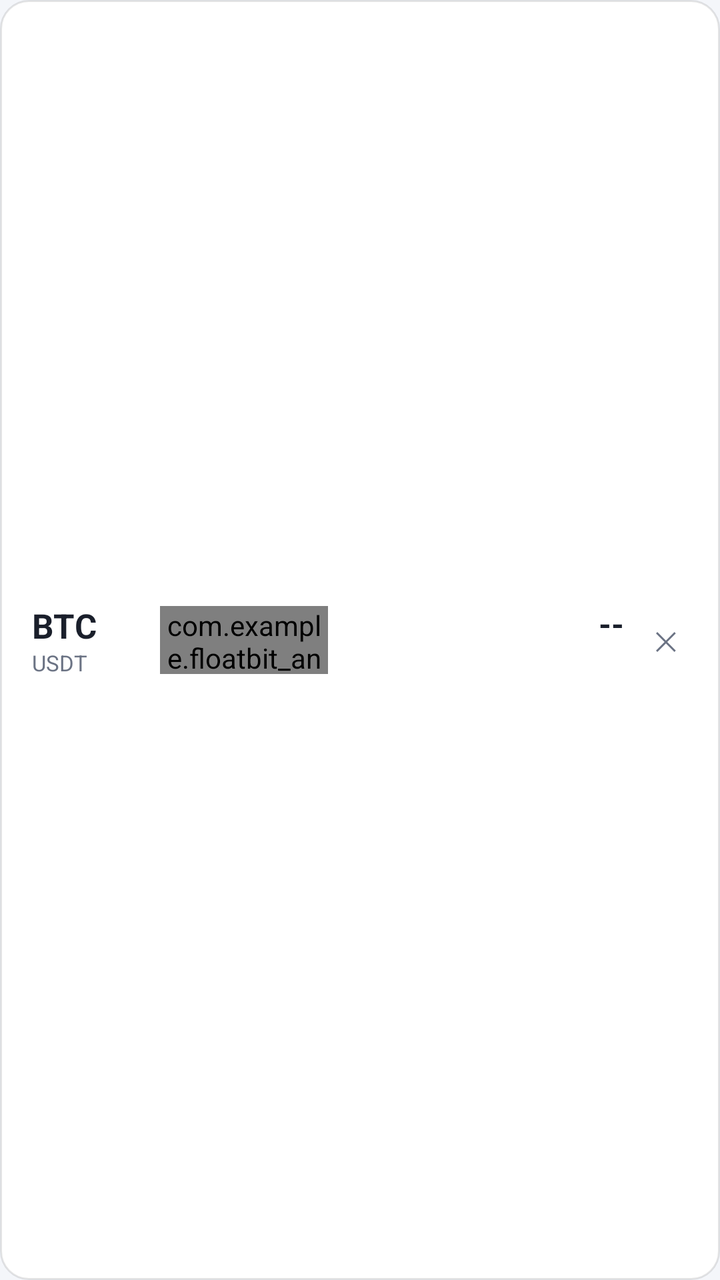
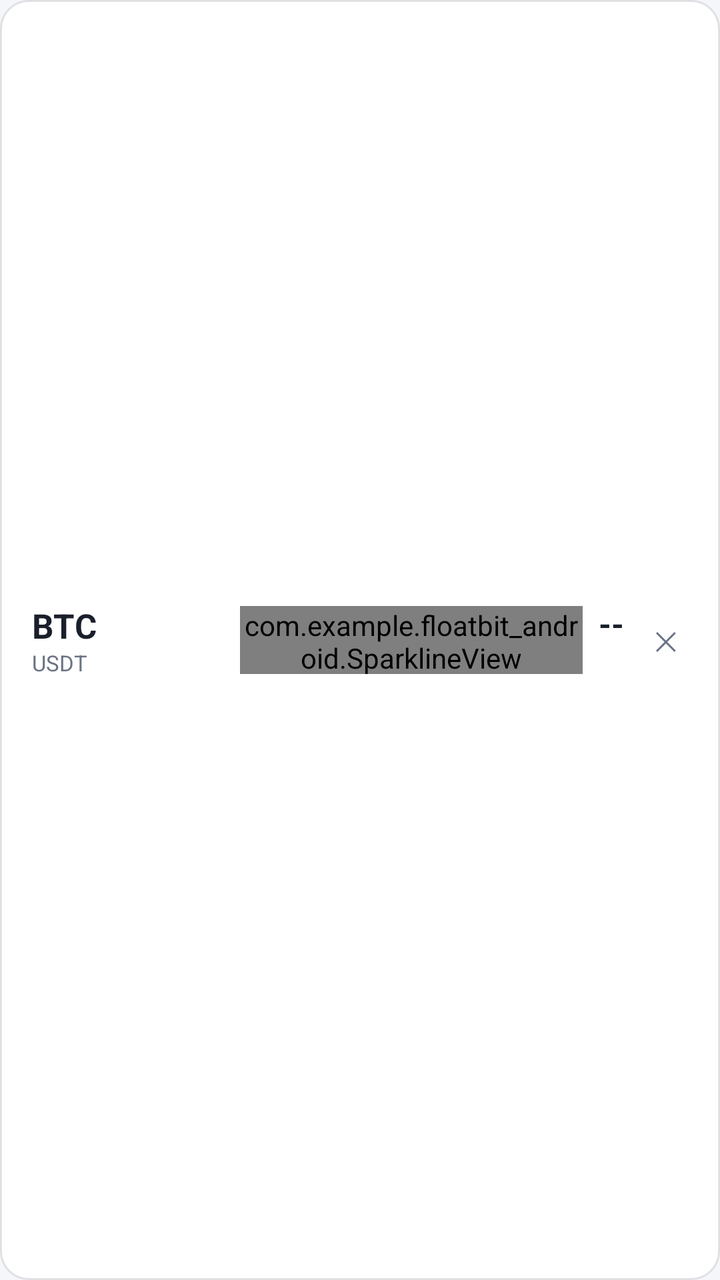

Before-and-after screenshots of an Android layout around one commit, followed by the original layout XML and the change that was made.
<!-- AndroidManifest.xml: application theme Theme.FloatBit_Android -->
<!-- res/layout/item_ticker.xml -->
<?xml version="1.0" encoding="utf-8"?>
<LinearLayout xmlns:android="http://schemas.android.com/apk/res/android"
    android:layout_width="match_parent"
    android:layout_height="wrap_content"
    android:orientation="horizontal"
    android:gravity="center_vertical"
    android:background="@drawable/bg_card"
    android:layout_marginTop="8dp"
    android:paddingStart="16dp"
    android:paddingEnd="12dp"
    android:paddingTop="14dp"
    android:paddingBottom="14dp">

    
    <LinearLayout
        android:layout_width="56dp"
        android:layout_height="wrap_content"
        android:orientation="vertical">

        <TextView
            android:id="@+id/tv_coin"
            android:layout_width="wrap_content"
            android:layout_height="wrap_content"
            android:text="BTC"
            android:textColor="@color/text_main"
            android:textSize="17sp"
            android:textStyle="bold" />

        <TextView
            android:id="@+id/tv_pair"
            android:layout_width="wrap_content"
            android:layout_height="wrap_content"
            android:text="USDT"
            android:textColor="@color/text_dim"
            android:textSize="11sp" />
    </LinearLayout>

    
    <com.example.floatbit_android.SparklineView
        android:id="@+id/spark"
        android:layout_width="84dp"
        android:layout_height="34dp"
        android:layout_marginStart="8dp"
        android:layout_marginEnd="8dp" />

    
    <LinearLayout
        android:layout_width="0dp"
        android:layout_height="wrap_content"
        android:layout_weight="1"
        android:orientation="vertical"
        android:gravity="end">

        <TextView
            android:id="@+id/tv_price"
            android:layout_width="wrap_content"
            android:layout_height="wrap_content"
            android:text="--"
            android:textColor="@color/text_main"
            android:textSize="16sp"
            android:maxLines="1"
            android:textStyle="bold" />

        <TextView
            android:id="@+id/tv_change"
            android:layout_width="wrap_content"
            android:layout_height="wrap_content"
            android:text=""
            android:maxLines="1"
            android:textSize="12sp" />
    </LinearLayout>

    
    <TextView
        android:id="@+id/btn_remove"
        android:layout_width="30dp"
        android:layout_height="30dp"
        android:layout_marginStart="6dp"
        android:gravity="center"
        android:text="✕"
        android:textColor="@color/text_dim"
        android:textSize="13sp"
        android:background="?attr/selectableItemBackgroundBorderless" />

</LinearLayout>
<!-- resources referenced by this layout -->
<resources>
  <color name="text_dim">#6B7384</color>
  <color name="text_main">#1A1F2B</color>
  <!-- drawable bg_card (drawable) -->
  <?xml version="1.0" encoding="utf-8"?>
  <shape xmlns:android="http://schemas.android.com/apk/res/android"
      android:shape="rectangle">
      <solid android:color="@color/bg_card" />
      <corners android:radius="14dp" />
      <stroke android:width="1dp" android:color="@color/card_stroke" />
  </shape>
  <style name="Theme.FloatBit_Android" parent="Base.Theme.FloatBit_Android" />
  <color name="bg_card">#FFFFFF</color>
  <color name="card_stroke">#1A000000</color>
  <style name="Base.Theme.FloatBit_Android" parent="Theme.Material3.DayNight.NoActionBar">
          <item name="android:windowBackground">@color/bg</item>
          <item name="android:statusBarColor">@color/bg</item>
          <item name="android:navigationBarColor">@color/bg</item>
          <item name="colorPrimary">@color/accent</item>
      </style>
  <color name="bg">#F4F6FA</color>
  <color name="accent">#14B8A6</color>
</resources>

<!-- the commit's change to res/layout/item_ticker.xml (unified diff, before → after) -->
@@ -1,5 +1,6 @@
 <?xml version="1.0" encoding="utf-8"?>
 <LinearLayout xmlns:android="http://schemas.android.com/apk/res/android"
+    xmlns:app="http://schemas.android.com/apk/res-auto"
     android:layout_width="match_parent"
     android:layout_height="wrap_content"
     android:orientation="horizontal"
@@ -13,17 +14,23 @@
 
     
     <LinearLayout
-        android:layout_width="56dp"
+        android:layout_width="96dp"
         android:layout_height="wrap_content"
         android:orientation="vertical">
 
         <TextView
             android:id="@+id/tv_coin"
-            android:layout_width="wrap_content"
+            android:layout_width="match_parent"
             android:layout_height="wrap_content"
             android:text="BTC"
             android:textColor="@color/text_main"
             android:textSize="17sp"
+            android:maxLines="1"
+            android:ellipsize="end"
+            app:autoSizeTextType="uniform"
+            app:autoSizeMinTextSize="11sp"
+            app:autoSizeMaxTextSize="17sp"
+            app:autoSizeStepGranularity="1sp"
             android:textStyle="bold" />
 
         <TextView
@@ -38,16 +45,16 @@
     
     <com.example.floatbit_android.SparklineView
         android:id="@+id/spark"
-        android:layout_width="84dp"
+        android:layout_width="0dp"
+        android:layout_weight="1"
         android:layout_height="34dp"
         android:layout_marginStart="8dp"
         android:layout_marginEnd="8dp" />
 
     
     <LinearLayout
-        android:layout_width="0dp"
+        android:layout_width="wrap_content"
         android:layout_height="wrap_content"
-        android:layout_weight="1"
         android:orientation="vertical"
         android:gravity="end">
 
@@ -59,6 +66,7 @@
             android:textColor="@color/text_main"
             android:textSize="16sp"
             android:maxLines="1"
+            android:ellipsize="end"
             android:textStyle="bold" />
 
         <TextView
